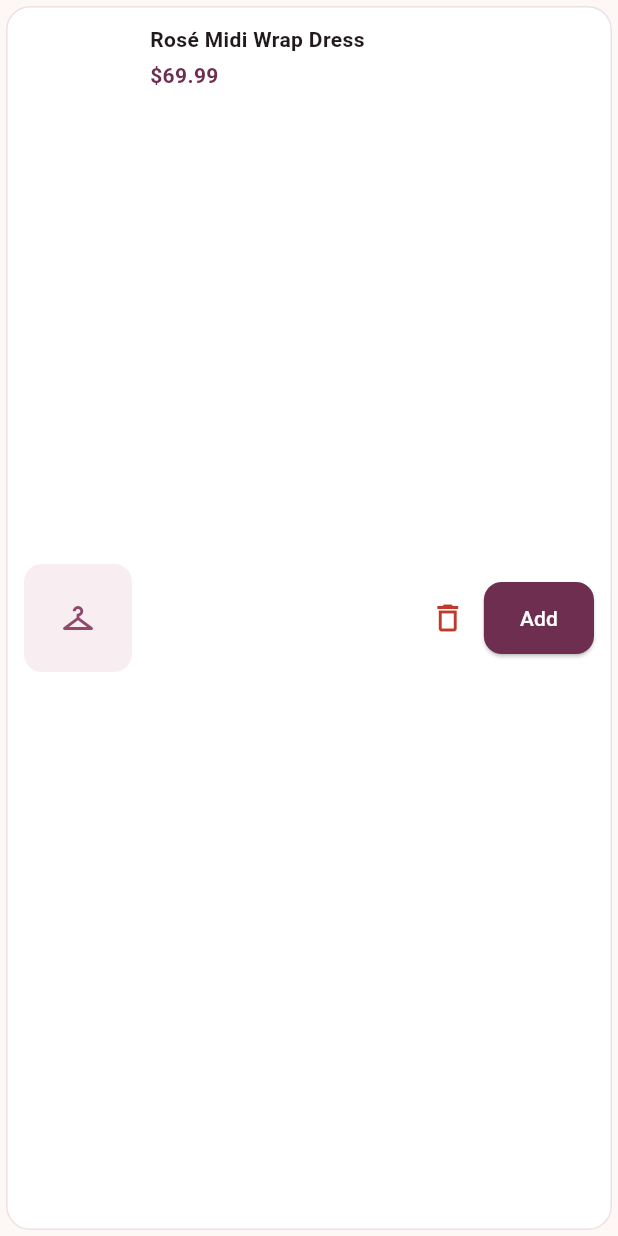
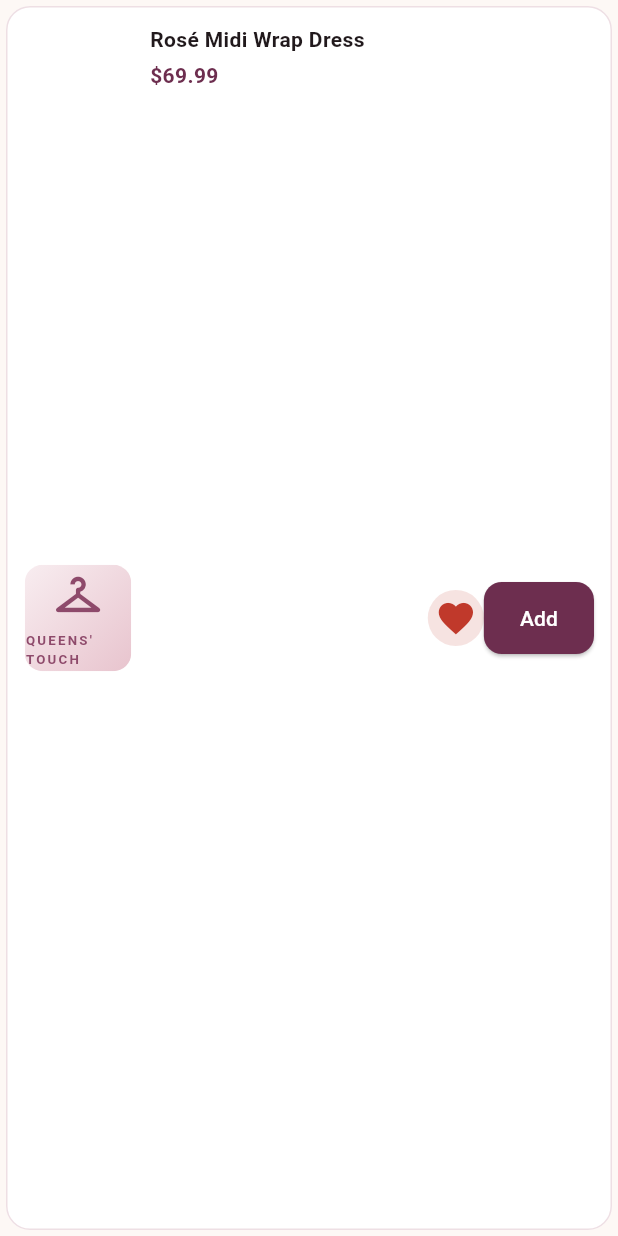
Before and after one commit to Yvonne-Wanja-1/botique2, a Flutter app: the _WishlistTile widget shown alone on an empty page, opened directly with empty values, on a phone screen of 412 x 824 dp. Run offline on Flutter 3.47's test engine with Material 3 defaults, Android fonts, the phone set to English and light mode, and no system bars; our stand-ins replace csv, go_router, google_fonts, image_picker, pdf; missing offline and left inert: excel, file_saver; accounts and stored records are empty.

Commit message:
feat(wishlist): product images and animated hearts

```diff
--- a/botique/lib/customer/wishlist/wishlist_screen.dart
+++ b/botique/lib/customer/wishlist/wishlist_screen.dart
@@ -1,6 +1,9 @@
 import 'package:flutter/material.dart';
 import 'package:provider/provider.dart';
 
+import '../../core/animations/product_image_reveal.dart';
+import '../../core/animations/product_presentation.dart';
+import '../../core/animations/wishlist_heart.dart';
 import '../../core/theme/theme.dart';
 import '../../core/widgets/empty_state.dart';
 import '../../models/cart.dart';
@@ -47,14 +50,17 @@ class _WishlistTile extends StatelessWidget {
         padding: const EdgeInsets.all(12),
         child: Row(
           children: [
-            Container(
+            SizedBox(
               width: 72,
               height: 72,
-              decoration: BoxDecoration(
-                color: QueensTouchColors.blushLight,
+              child: ProductImageReveal(
+                imageUrl: product.images.isNotEmpty ? product.images.first : '',
                 borderRadius: BorderRadius.circular(12),
+                presentation: presentationFor(
+                  categorySlug: product.categorySlug,
+                  categoryId: product.categoryId,
+                ),
               ),
-              child: const Icon(Icons.checkroom, color: QueensTouchColors.plumLight),
             ),
             const SizedBox(width: 12),
             Expanded(
@@ -78,8 +84,9 @@ class _WishlistTile extends StatelessWidget {
                 ],
               ),
             ),
-            IconButton(
-              icon: const Icon(Icons.delete_outline, color: QueensTouchColors.danger),
+            WishlistHeart(
+              isSelected: true,
+              size: 22,
               onPressed: () => wishlist.remove(product.id),
             ),
             ElevatedButton(
```
